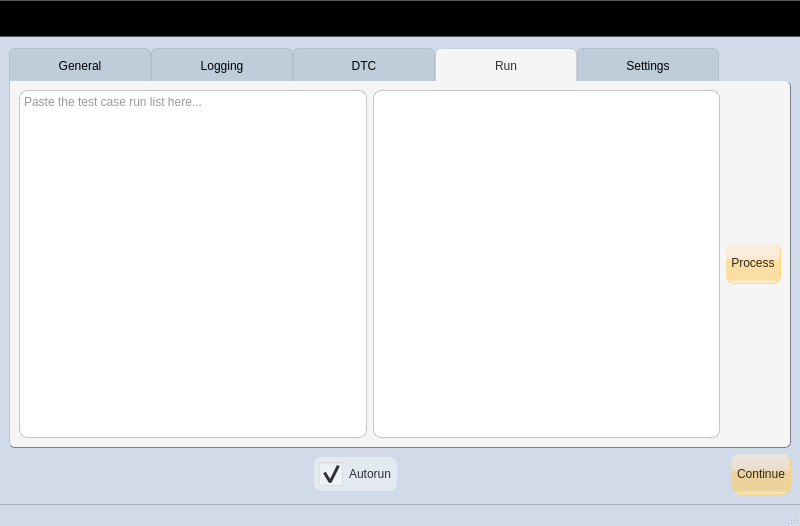
vulevu121/AutomationGUI, file AutomationGUI_ui.ui: the form before one commit.
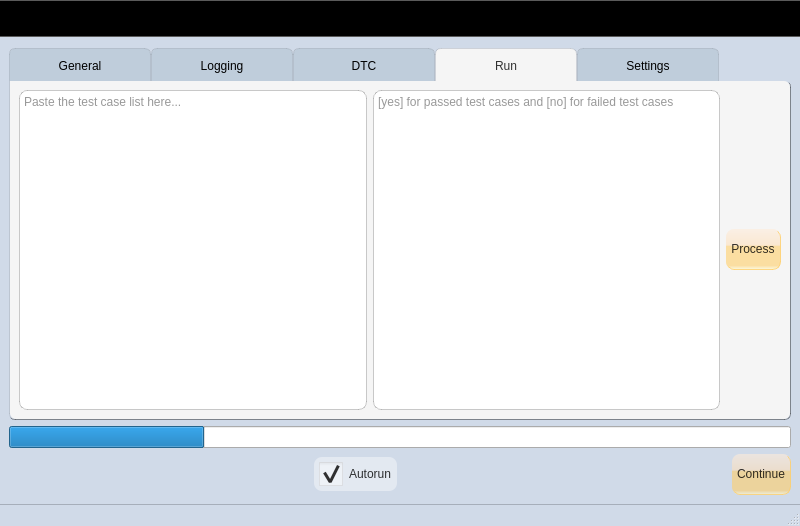
The form after the commit. Icons and pictures are not drawn.

The edit to the form file:
```diff
--- a/AutomationGUI_ui.ui
+++ b/AutomationGUI_ui.ui
@@ -863,12 +863,16 @@
         <item>
          <widget class="QPlainTextEdit" name="runEdit">
           <property name="placeholderText">
-           <string>Paste the test case run list here...</string>
+           <string>Paste the test case list here...</string>
           </property>
          </widget>
         </item>
         <item>
-         <widget class="QPlainTextEdit" name="runYesNoEdit"/>
+         <widget class="QPlainTextEdit" name="runYesNoEdit">
+          <property name="placeholderText">
+           <string>[yes] for passed test cases and [no] for failed test cases</string>
+          </property>
+         </widget>
         </item>
         <item>
          <layout class="QVBoxLayout" name="verticalLayout_9">
@@ -979,6 +983,16 @@
       </widget>
      </widget>
     </item>
+    <item>
+     <widget class="QProgressBar" name="progressBar">
+      <property name="value">
+       <number>25</number>
+      </property>
+      <property name="textVisible">
+       <bool>false</bool>
+      </property>
+     </widget>
+    </item>
     <item>
      <layout class="QHBoxLayout" name="bottombuttonsLayout">
       <property name="sizeConstraint">
```
